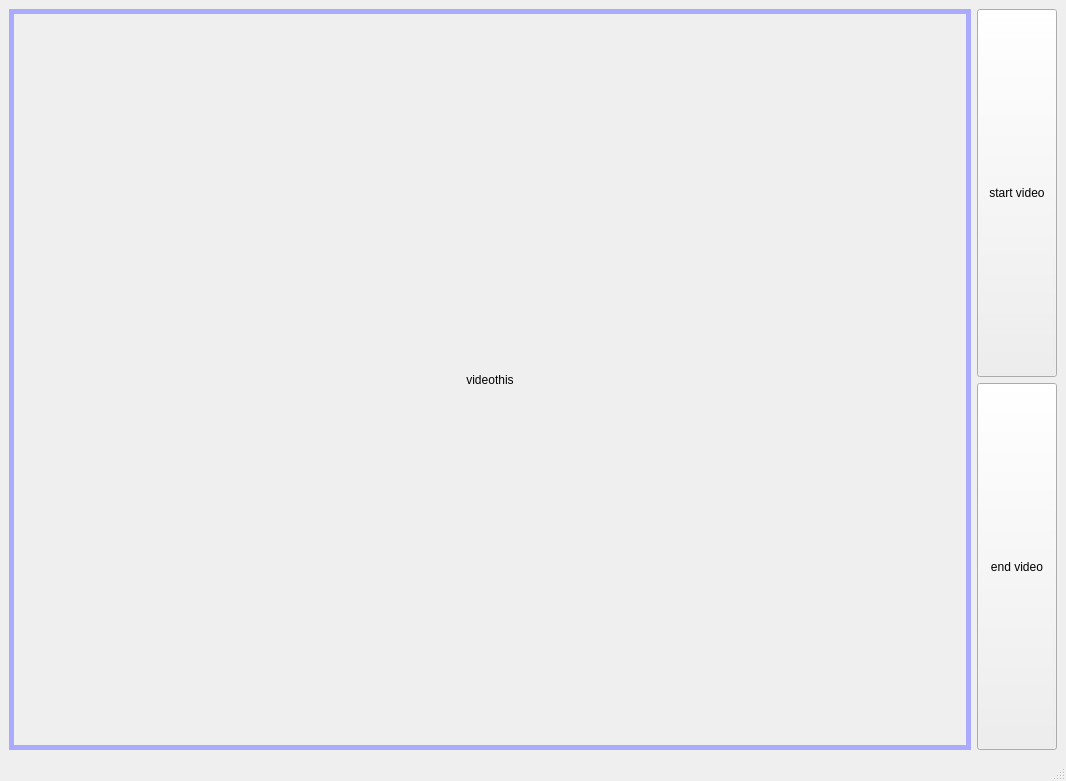
Qt form zoomanimation/customgraphtest.ui (Ardnys/Qt-Projects) before a commit.
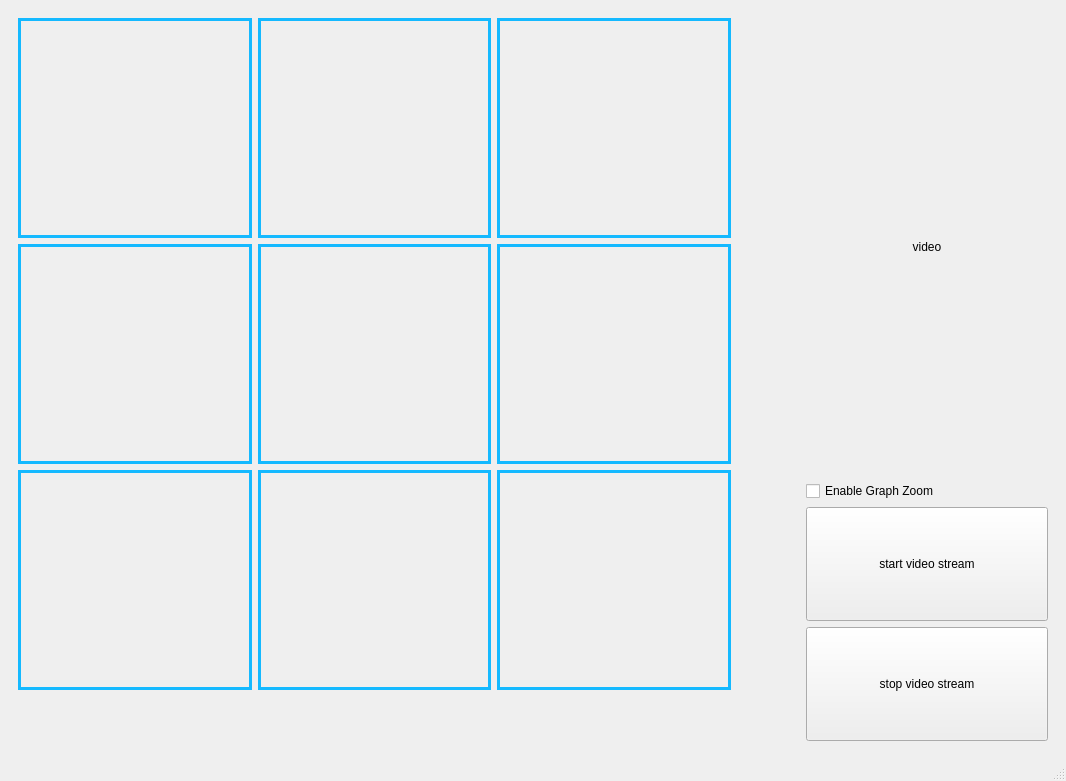
The same form after that commit. Custom widgets are drawn as their Qt base class.

Commit message: added live video feed

The edit to the form file:
```diff
--- a/zoomanimation/customgraphtest.ui
+++ b/zoomanimation/customgraphtest.ui
@@ -10,26 +10,151 @@
     <height>781</height>
    </rect>
   </property>
+  <property name="sizePolicy">
+   <sizepolicy hsizetype="Maximum" vsizetype="Maximum">
+    <horstretch>0</horstretch>
+    <verstretch>0</verstretch>
+   </sizepolicy>
+  </property>
+  <property name="maximumSize">
+   <size>
+    <width>16777215</width>
+    <height>16777215</height>
+   </size>
+  </property>
   <property name="windowTitle">
    <string>MainWindow</string>
   </property>
   <widget class="QWidget" name="centralwidget">
-   <layout class="QHBoxLayout" name="horizontalLayout" stretch="1,0">
+   <layout class="QHBoxLayout" name="horizontalLayout" stretch="3,1">
     <item>
-     <widget class="QLabel" name="videolabel">
-      <property name="styleSheet">
-       <string notr="true">border: 5px solid  rgb(170, 170, 255);</string>
+     <layout class="QGridLayout" name="gridLayout">
+      <property name="leftMargin">
+       <number>9</number>
       </property>
-      <property name="text">
-       <string>videothis</string>
+      <property name="topMargin">
+       <number>9</number>
       </property>
-      <property name="alignment">
-       <set>Qt::AlignCenter</set>
+      <property name="rightMargin">
+       <number>60</number>
       </property>
-     </widget>
+      <property name="bottomMargin">
+       <number>60</number>
+      </property>
+      <item row="0" column="0">
+       <widget class="GraphWidget" name="plotwidget_2" native="true">
+        <property name="styleSheet">
+         <string notr="true">
+	border: 3px solid rgb(20, 185, 255);
+</string>
+        </property>
+       </widget>
+      </item>
+      <item row="1" column="2">
+       <widget class="GraphWidget" name="plotwidget_6" native="true">
+        <property name="styleSheet">
+         <string notr="true">
+	border: 3px solid rgb(20, 185, 255);
+</string>
+        </property>
+       </widget>
+      </item>
+      <item row="1" column="1">
+       <widget class="GraphWidget" name="plotwidget" native="true">
+        <property name="styleSheet">
+         <string notr="true">
+	border: 3px solid rgb(20, 185, 255);
+</string>
+        </property>
+       </widget>
+      </item>
+      <item row="0" column="1">
+       <widget class="GraphWidget" name="plotwidget_3" native="true">
+        <property name="styleSheet">
+         <string notr="true">
+	border: 3px solid rgb(20, 185, 255);
+</string>
+        </property>
+       </widget>
+      </item>
+      <item row="1" column="0">
+       <widget class="GraphWidget" name="plotwidget_4" native="true">
+        <property name="styleSheet">
+         <string notr="true">
+	border: 3px solid rgb(20, 185, 255);
+</string>
+        </property>
+       </widget>
+      </item>
+      <item row="0" column="2">
+       <widget class="GraphWidget" name="plotwidget_5" native="true">
+        <property name="styleSheet">
+         <string notr="true">
+	border: 3px solid rgb(20, 185, 255);
+</string>
+        </property>
+       </widget>
+      </item>
+      <item row="2" column="0">
+       <widget class="GraphWidget" name="plotwidget_7" native="true">
+        <property name="styleSheet">
+         <string notr="true">
+	border: 3px solid rgb(20, 185, 255);
+</string>
+        </property>
+       </widget>
+      </item>
+      <item row="2" column="1">
+       <widget class="GraphWidget" name="plotwidget_8" native="true">
+        <property name="styleSheet">
+         <string notr="true">
+	border: 3px solid rgb(20, 185, 255);
+</string>
+        </property>
+       </widget>
+      </item>
+      <item row="2" column="2">
+       <widget class="GraphWidget" name="plotwidget_9" native="true">
+        <property name="styleSheet">
+         <string notr="true">
+	border: 3px solid rgb(20, 185, 255);
+</string>
+        </property>
+       </widget>
+      </item>
+     </layout>
     </item>
     <item>
-     <layout class="QVBoxLayout" name="verticalLayout">
+     <layout class="QVBoxLayout" name="verticalLayout" stretch="4,0,1,1">
+      <property name="leftMargin">
+       <number>9</number>
+      </property>
+      <property name="topMargin">
+       <number>9</number>
+      </property>
+      <property name="rightMargin">
+       <number>9</number>
+      </property>
+      <property name="bottomMargin">
+       <number>9</number>
+      </property>
+      <item>
+       <widget class="QLabel" name="videolabel">
+        <property name="text">
+         <string>video</string>
+        </property>
+        <property name="alignment">
+         <set>Qt::AlignCenter</set>
+        </property>
+       </widget>
+      </item>
+      <item>
+       <widget class="QCheckBox" name="graphzoomenable">
+        <property name="text">
+         <string>Enable Graph Zoom</string>
+        </property>
+       </widget>
+      </item>
       <item>
        <widget class="QPushButton" name="startbutton">
         <property name="sizePolicy">
@@ -39,7 +164,7 @@
          </sizepolicy>
         </property>
         <property name="text">
-         <string>start video</string>
+         <string>start video stream</string>
         </property>
        </widget>
       </item>
@@ -52,7 +177,7 @@
          </sizepolicy>
         </property>
         <property name="text">
-         <string>end video</string>
+         <string>stop video stream</string>
         </property>
        </widget>
       </item>
@@ -62,6 +187,14 @@
   </widget>
   <widget class="QStatusBar" name="statusbar"/>
  </widget>
+ <customwidgets>
+  <customwidget>
+   <class>GraphWidget</class>
+   <extends>QWidget</extends>
+   <header>myWidgets.h</header>
+   <container>1</container>
+  </customwidget>
+ </customwidgets>
  <resources/>
  <connections/>
 </ui>
```
Left out of the diff: 4 changed lines with no effect on the pictures. The commit also changes 2 other files.
